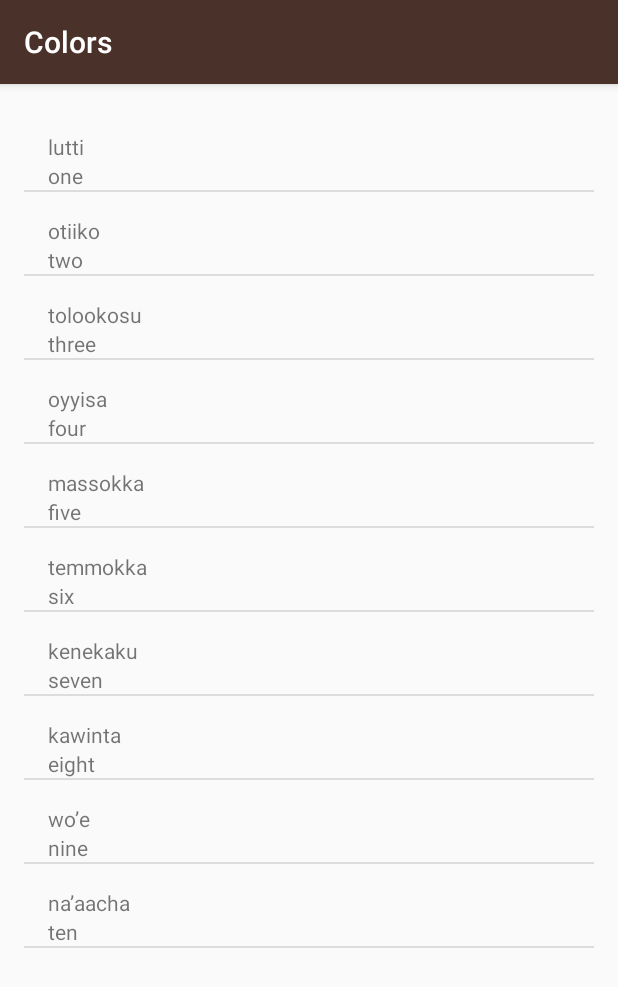
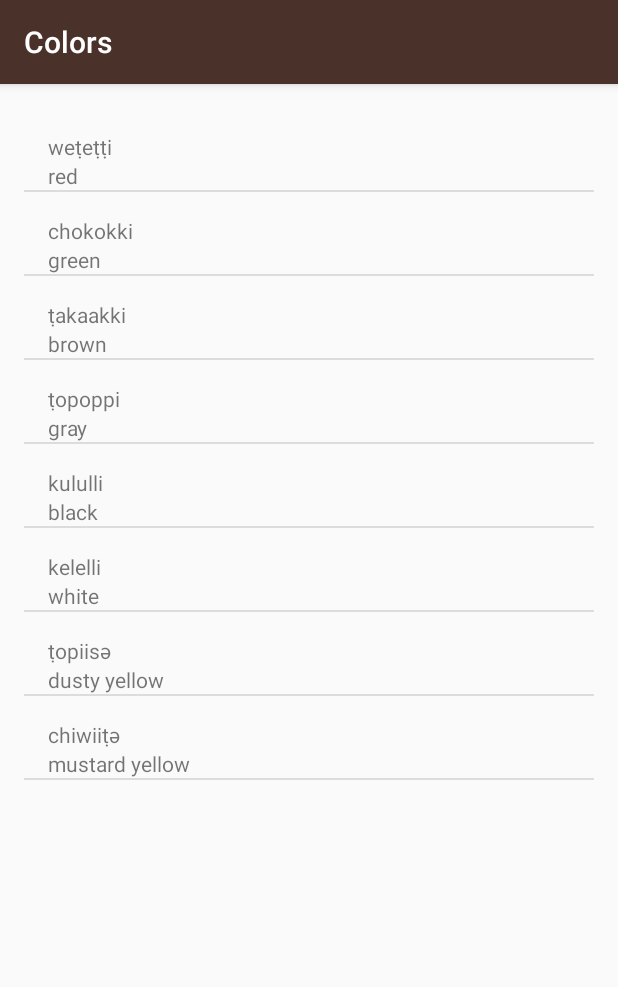
Before and after one commit to joel-g/miwok, an Android app: the ColorsActivity screen opened directly, with no data from a screen before it, on a phone screen of 412 x 824 dp. Shown: the top 987 px of the screen. Run offline under Robolectric (Android 15) with nearby library versions, the phone set to English and light mode, and no system bars.

Commit message:
adds color words

```diff
--- a/app/src/main/java/com/example/android/miwok/ColorsActivity.java
+++ b/app/src/main/java/com/example/android/miwok/ColorsActivity.java
@@ -15,16 +15,14 @@
 
         ArrayList<Word> words = new ArrayList<Word>();
 
-        words.add(new Word("one", "lutti"));
-        words.add(new Word("two", "otiiko"));
-        words.add(new Word("three", "tolookosu"));
-        words.add(new Word("four", "oyyisa"));
-        words.add(new Word("five", "massokka"));
-        words.add(new Word("six", "temmokka"));
-        words.add(new Word("seven", "kenekaku"));
-        words.add(new Word("eight", "kawinta"));
-        words.add(new Word("nine", "wo’e"));
-        words.add(new Word("ten", "na’aacha"));
+        words.add(new Word("red", "weṭeṭṭi"));
+        words.add(new Word("green", "chokokki"));
+        words.add(new Word("brown", "ṭakaakki"));
+        words.add(new Word("gray", "ṭopoppi"));
+        words.add(new Word("black", "kululli"));
+        words.add(new Word("white", "kelelli"));
+        words.add(new Word("dusty yellow", "ṭopiisә"));
+        words.add(new Word("mustard yellow", "chiwiiṭә"));
 
         WordAdapter wordAdapter = new WordAdapter(this, words);
 
```
